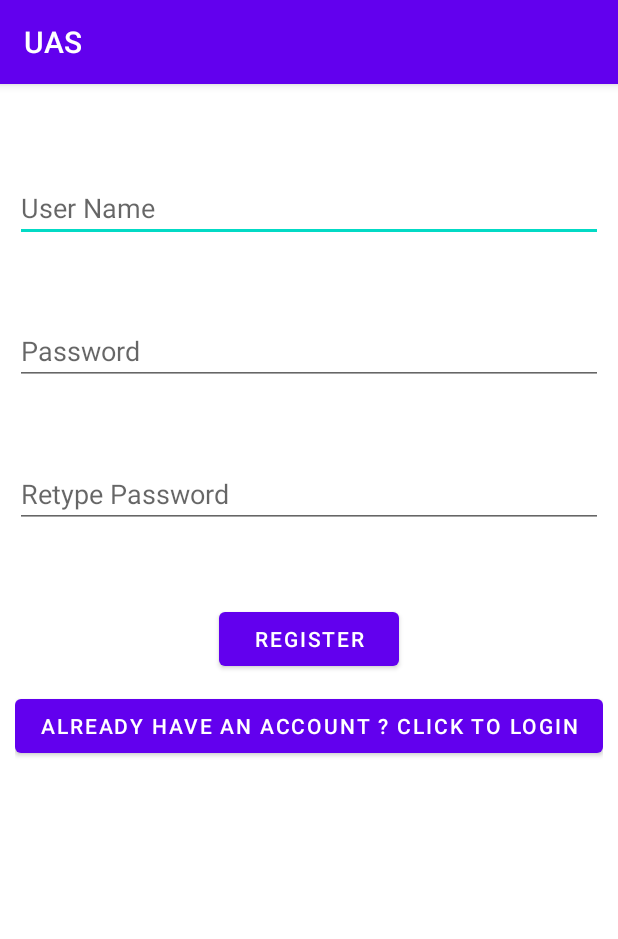
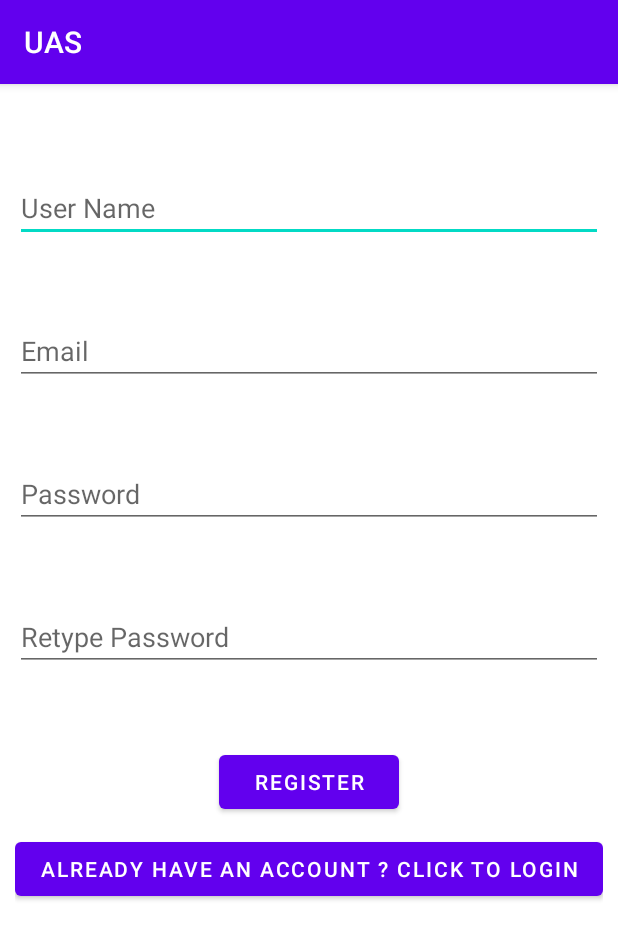
Before and after one commit to KelompokCMobile/Tugas-Akhir, an Android app: the screen it shows after launch (MainActivity), on a phone screen of 412 x 824 dp. Shown: the top 939 px of the screen. Run offline under Robolectric (Android 15) with nearby library versions, the phone set to English and light mode, and no system bars.

Commit message:
Valid Email & Minimum Password

```diff
--- a/app/src/main/java/id/ac/umn/uas/DBHelper.java
+++ b/app/src/main/java/id/ac/umn/uas/DBHelper.java
@@ -19,7 +19,7 @@ public class DBHelper extends SQLiteOpenHelper {
 
     @Override
     public void onCreate(SQLiteDatabase MyDB) {
-        MyDB.execSQL("create Table users(username TEXT primary key, password TEXT)");
+        MyDB.execSQL("create Table users(username TEXT primary key, email TEXT, password TEXT)");
     }
 
     @Override
@@ -27,10 +27,11 @@ public class DBHelper extends SQLiteOpenHelper {
         MyDB.execSQL("drop Table if exists users");
     }
 
-    public Boolean insertData(String username, String password){
+    public Boolean insertData(String username, String email, String password){
         SQLiteDatabase MyDB = this.getWritableDatabase();
         ContentValues contentValues = new ContentValues();
         contentValues.put("username", username);
+        contentValues.put("email", email);
         contentValues.put("password", password);
         long result = MyDB.insert("users", null, contentValues);
         if(result == -1){
--- a/app/src/main/res/layout/activity_main.xml
+++ b/app/src/main/res/layout/activity_main.xml
@@ -15,10 +15,18 @@
         android:layout_marginTop="50dp"/>
 
     <EditText
+        android:id="@+id/email"
+        android:layout_width="match_parent"
+        android:layout_height="wrap_content"
+        android:layout_below="@id/username"
+        android:hint="Email"
+        android:layout_marginTop="50dp"/>
+
+    <EditText
         android:id="@+id/password"
         android:layout_width="match_parent"
         android:layout_height="wrap_content"
-        android:layout_below="@id/username"
+        android:layout_below="@id/email"
         android:inputType="textPassword"
         android:hint="Password"
         android:layout_marginTop="50dp"/>
```
Also changed, not shown: app/src/main/java/id/ac/umn/uas/MainActivity.java (+25 -16 lines).
